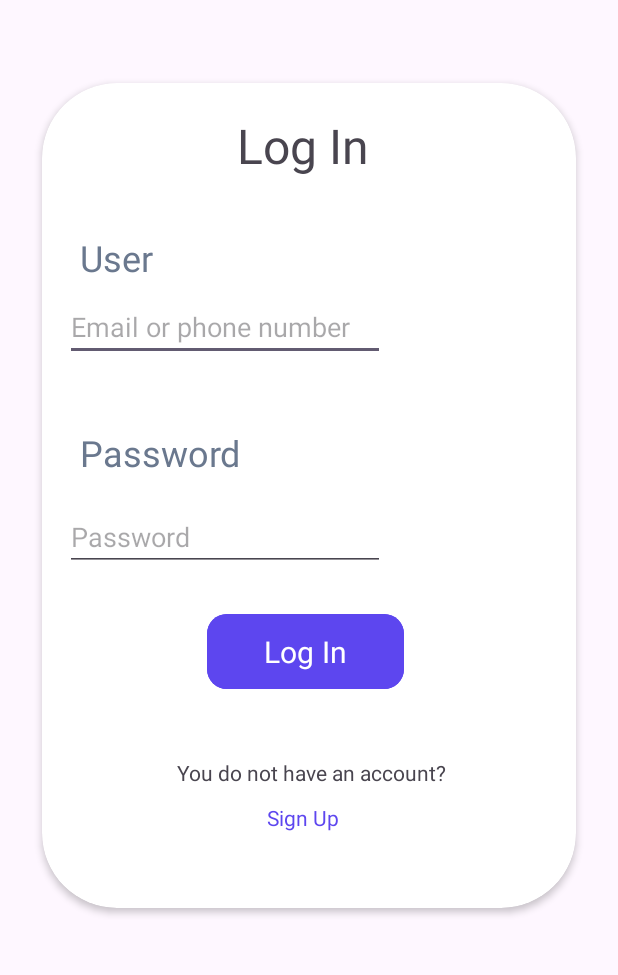
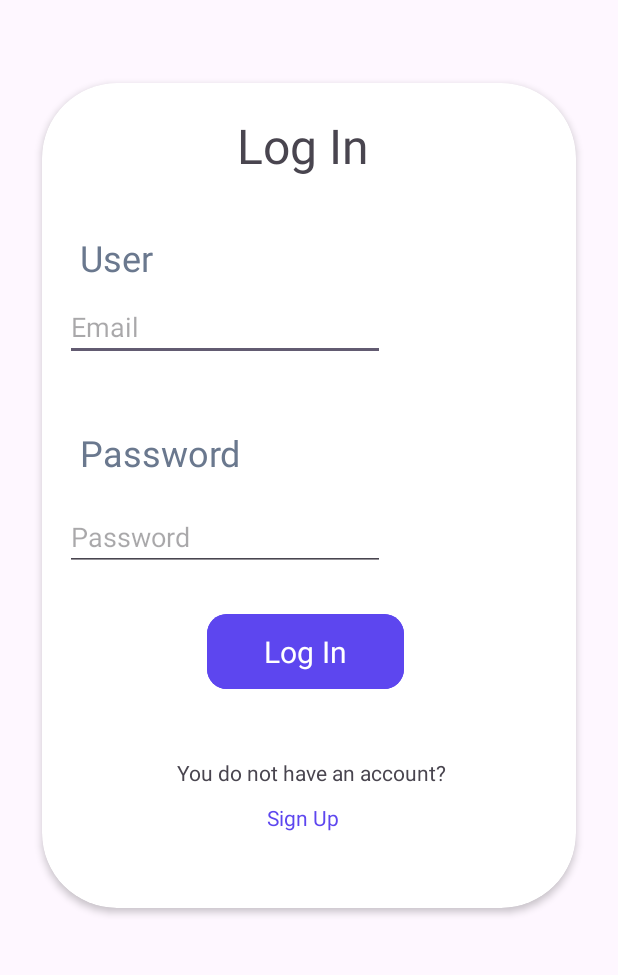
Before and after one commit to UPC-ISW-P20241057/Front-End, an Android app: the screen it shows after launch (LoginActivity), on a phone screen of 412 x 824 dp, the part 97-1072 px from its top. Run offline under Robolectric (Android 15) with nearby library versions, the phone set to English and light mode, and no system bars; our stand-ins replace Room's generated code; Roboto replaces fonts that are not available here.

Commit message:
fix: fixel labels on login.

```diff
--- a/app/src/main/res/layout/activity_login.xml
+++ b/app/src/main/res/layout/activity_login.xml
@@ -59,7 +59,7 @@
         android:layout_marginTop="140dp"
         android:ems="10"
         android:fontFamily="@font/palanquin_dark"
-        android:hint="@string/email_or_phone_number"
+        android:hint="Email"
         android:inputType="text"
         android:textSize="18sp" />
 
```
